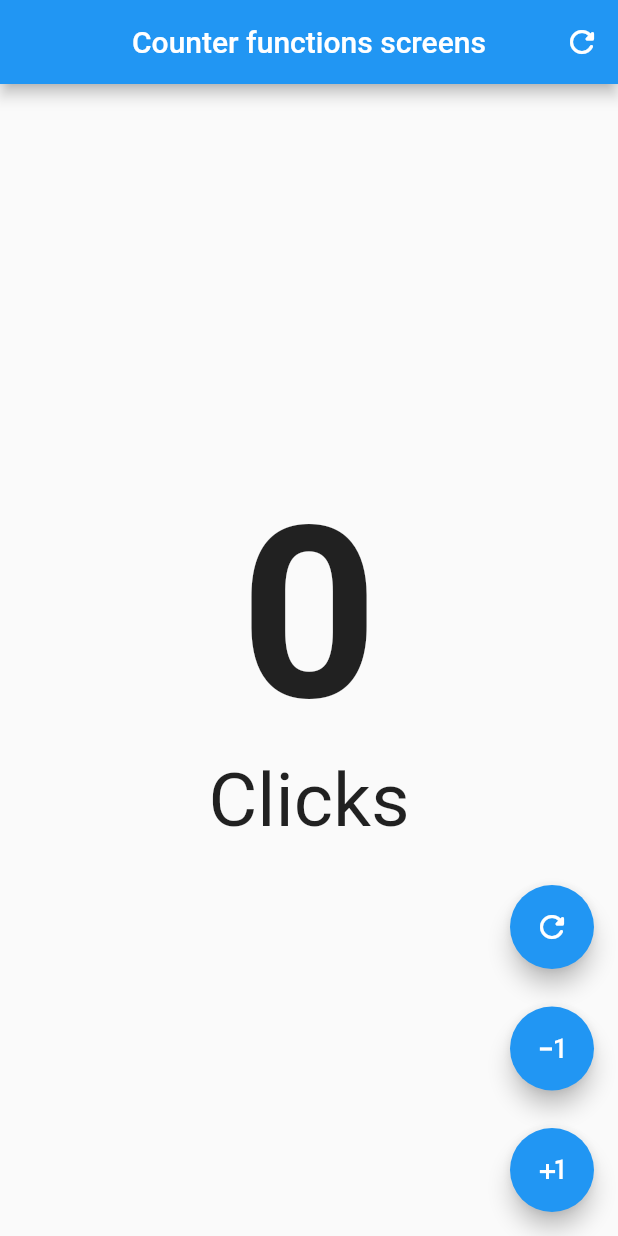
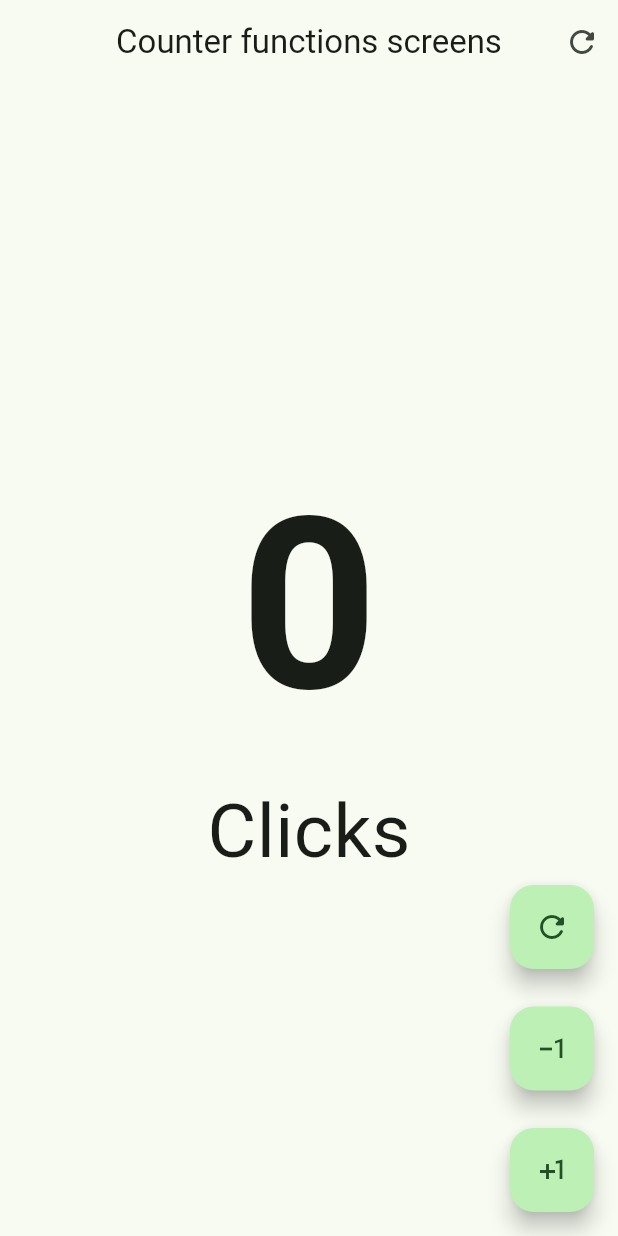
Before and after one commit to kvzon1984/curso-flutter, a Flutter app: the CounterFucntionsScreen screen opened directly, on a phone screen of 412 x 824 dp. Run offline on Flutter 3.47's test engine with Material 2 defaults, Android fonts, the phone set to English and light mode, and no system bars; our stand-ins replace animate_do, dio, video_player.

Commit message:
add colors theme

```diff
--- /dev/null
+++ b/widgets_app/lib/config/theme/app_theme.dart
@@ -0,0 +1,29 @@
+import 'package:flutter/material.dart';
+
+const colorList = <Color>[
+  Colors.black,
+  Colors.white,
+  Colors.blueGrey,
+  Colors.blue,
+  Colors.amber,
+  Colors.red,
+  Colors.brown,
+  Colors.teal,
+  Colors.green,
+
+];
+
+class AppTheme {
+  final int selectedColor;
+
+  AppTheme({
+    this.selectedColor = 0
+  }): assert(selectedColor >= 0, 'Selected color must be greater then 0'),
+      assert(selectedColor < colorList.length,
+        'Selected color must be less or equal than ${colorList.length - 1}');
+
+  ThemeData getTheme() => ThemeData(
+    useMaterial3: true,
+    colorSchemeSeed: colorList[ selectedColor ]
+  );
+}
--- a/widgets_app/lib/main.dart
+++ b/widgets_app/lib/main.dart
@@ -1,4 +1,6 @@
 import 'package:flutter/material.dart';
+
+import 'config/theme/app_theme.dart';
 
 void main() {
   runApp(const MainApp());
@@ -9,8 +11,10 @@ class MainApp extends StatelessWidget {
 
   @override
   Widget build(BuildContext context) {
-    return const MaterialApp(
-      home: Scaffold(
+    return MaterialApp(
+      debugShowCheckedModeBanner: false,
+      theme: AppTheme(selectedColor: 8).getTheme(),
+      home: const Scaffold(
         body: Center(
           child: Text('Hello World!'),
         ),
```
